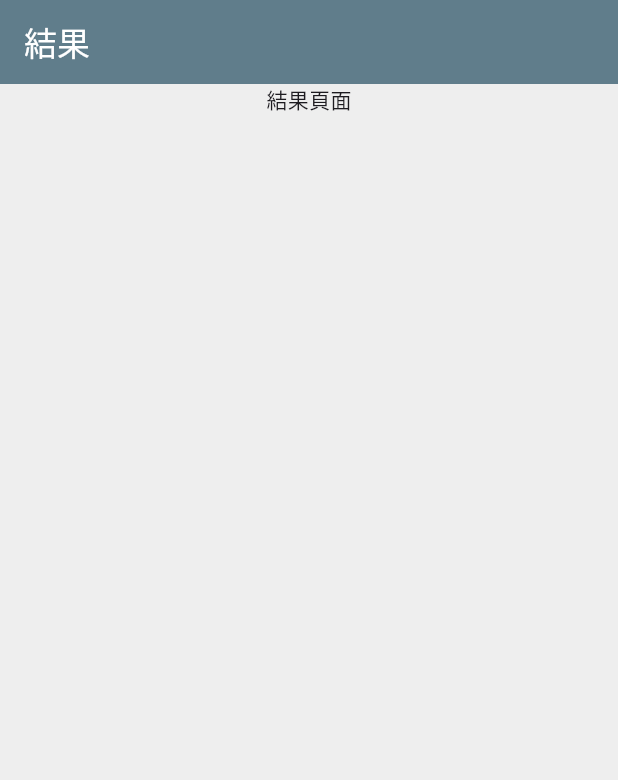
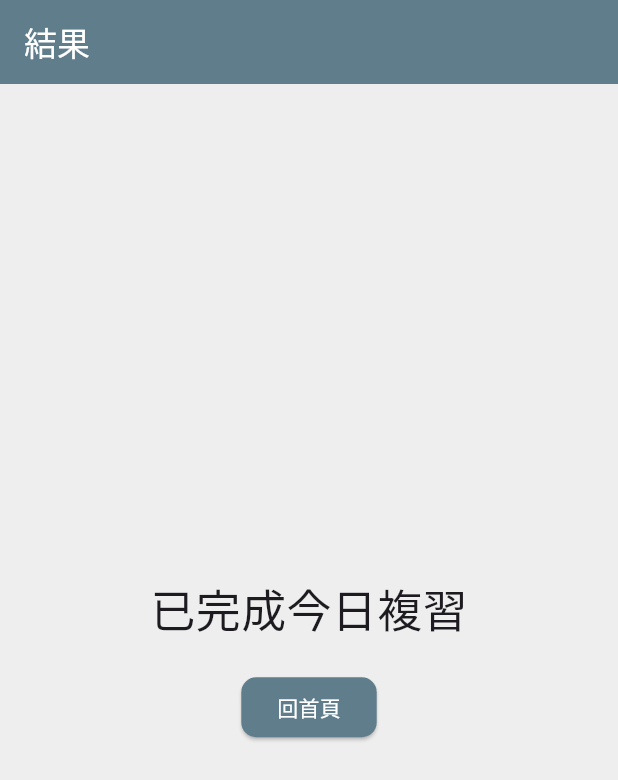
Before and after one commit to oswinwang/memo_app, a Flutter app: the Resultpage screen opened directly, on a phone screen of 412 x 824 dp. Shown: the top 780 px of the screen. Run offline on Flutter 3.47's test engine with Material 3 defaults, Android fonts, the phone set to English and light mode, and no system bars; our stand-ins replace file_picker; missing offline and left inert: dart:ffi; network calls fail.

```diff
--- a/lib/pages/importpage1.dart
+++ b/lib/pages/importpage1.dart
@@ -1,4 +1,4 @@
-// ignore_for_file: prefer_const_constructors
+// ignore_for_file: prefer_const_constructors, avoid_print
 
 import 'package:flutter/material.dart';
 import 'package:memorize/pages/managesetpage.dart';
@@ -87,7 +87,7 @@ class _ChoosePageState extends State<Importpage> {
               ),
               child: TextButton(
                 onPressed: () {
-                  print('管理現有記憶集');
+                  print('查看現有記憶集');
                   Navigator.push(
                     context,
                     MaterialPageRoute(builder: (context) => Managesetpage()),
--- a/lib/pages/learningpage1.dart
+++ b/lib/pages/learningpage1.dart
@@ -2,6 +2,7 @@
 import 'package:flutter/material.dart';
 import 'package:memorize/pages/choosepage.dart';
 import 'package:memorize/pages/importpage1.dart';
+import 'package:memorize/pages/listpage.dart';
 import 'package:memorize/pages/managepage.dart';
 
 class LearningPage1 extends StatelessWidget {
--- a/lib/pages/managepage.dart
+++ b/lib/pages/managepage.dart
@@ -6,10 +6,10 @@ class Managepage extends StatefulWidget {
   const Managepage({super.key});
 
   @override
-  State<Managepage> createState() => _ChoosePageState();
+  State<Managepage> createState() => _Managepage();
 }
 
-class _ChoosePageState extends State<Managepage> {
+class _Managepage extends State<Managepage> {
   @override
   Widget build(BuildContext context) {
     return Scaffold(
--- a/lib/pages/resultpage.dart
+++ b/lib/pages/resultpage.dart
@@ -1,7 +1,10 @@
+// ignore_for_file: prefer_const_constructors, unnecessary_import
+
 import 'package:flutter/cupertino.dart';
 import 'package:flutter/material.dart';
 import 'package:flutter/widgets.dart';
 import 'package:memorize/pages/homepage.dart';
+import 'package:memorize/style/elvatorbutonstyle.dart';
 
 class Resultpage extends StatelessWidget {
   const Resultpage({super.key});
@@ -21,13 +24,36 @@ class Resultpage extends StatelessWidget {
         automaticallyImplyLeading: false,
       ),
 
-      body: const Center(
-        child: Column(
-          children: [
-            Text('結果頁面'),
-          ],
-        ),
-
+      body: Center(
+        child: Center(
+          child: Column(
+            mainAxisAlignment: MainAxisAlignment.center,
+            children: [
+              Text(
+                '已完成今日複習',
+                style: TextStyle(
+                  fontSize: 30
+                ),
+              ),
+              SizedBox(height: 20),
+              ElevatedButton(
+                style: ButtonStyles.elevatedButtonStyle(),
+                onPressed: () {
+                  Navigator.push(
+                    context,
+                    MaterialPageRoute(builder: (context) => HomePage()),
+                  );
+                },
+                child: Text(
+                  '回首頁',
+                  style: TextStyle(
+                    color: Colors.white
+                  ),
+                )
+              ),
+            ],
+          ),
+        )
       ),
     );
   }
```
Also changed, not shown: lib/pages/listpage.dart (added, +120 -0 lines), lib/pages/managesetpage.dart (+7 -0 lines).
